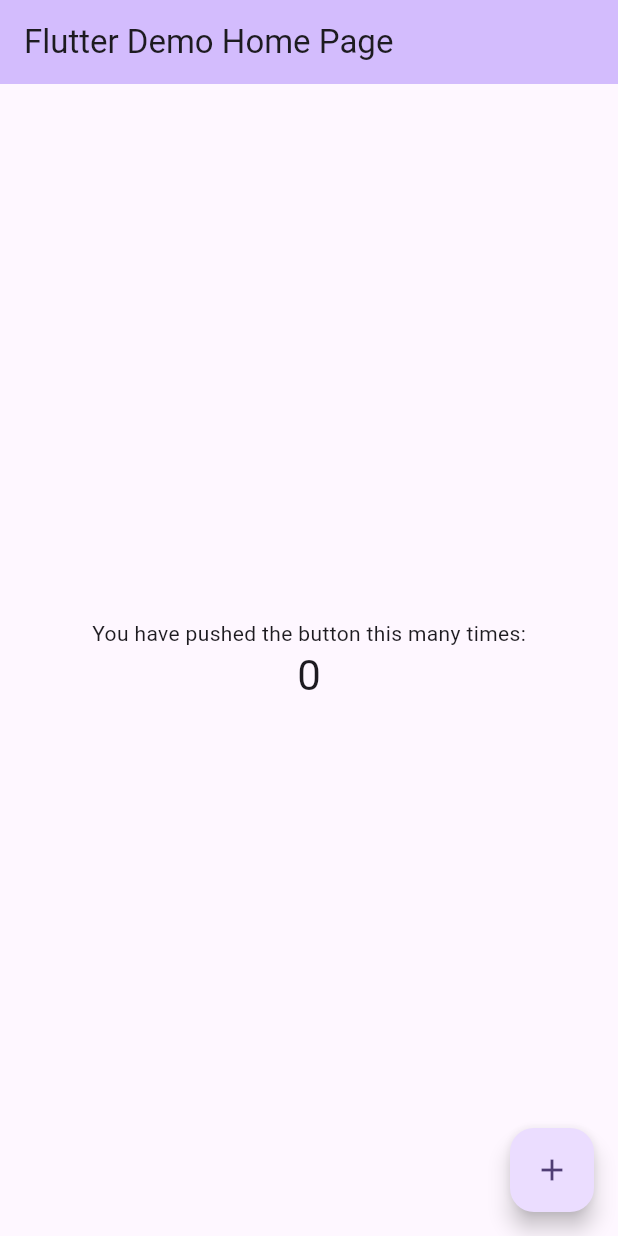
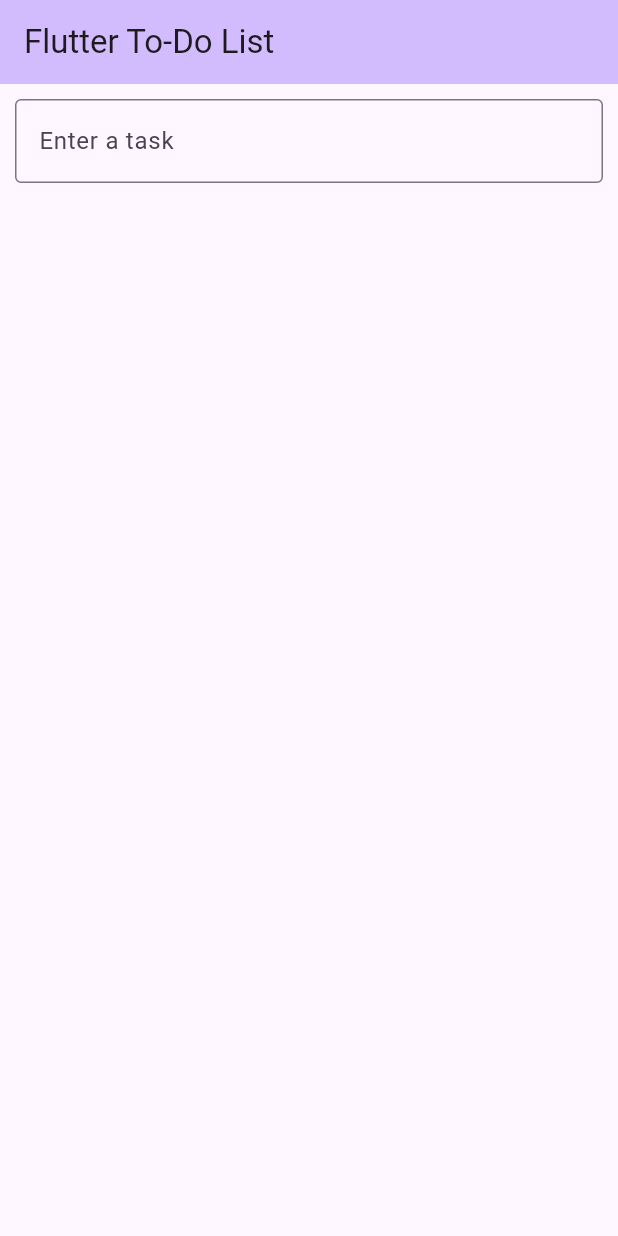
Before and after one commit to navedn/fluttertodo, a Flutter app: the screen it shows after launch, on a phone screen of 412 x 824 dp. Run offline on Flutter 3.47's test engine with Material 3 defaults, Android fonts, the phone set to English and light mode, and no system bars.

Commit message:
Sets up text field

```diff
--- a/lib/main.dart
+++ b/lib/main.dart
@@ -6,47 +6,21 @@ void main() {
 
 class MyApp extends StatelessWidget {
   const MyApp({super.key});
-
-  // This widget is the root of your application.
   @override
   Widget build(BuildContext context) {
     return MaterialApp(
       title: 'Flutter Demo',
       theme: ThemeData(
-        // This is the theme of your application.
-        //
-        // TRY THIS: Try running your application with "flutter run". You'll see
-        // the application has a purple toolbar. Then, without quitting the app,
-        // try changing the seedColor in the colorScheme below to Colors.green
-        // and then invoke "hot reload" (save your changes or press the "hot
-        // reload" button in a Flutter-supported IDE, or press "r" if you used
-        // the command line to start the app).
-        //
-        // Notice that the counter didn't reset back to zero; the application
-        // state is not lost during the reload. To reset the state, use hot
-        // restart instead.
-        //
-        // This works for code too, not just values: Most code changes can be
-        // tested with just a hot reload.
         colorScheme: ColorScheme.fromSeed(seedColor: Colors.deepPurple),
         useMaterial3: true,
       ),
-      home: const MyHomePage(title: 'Flutter Demo Home Page'),
+      home: const MyHomePage(title: 'Flutter To-Do List'),
     );
   }
 }
 
 class MyHomePage extends StatefulWidget {
   const MyHomePage({super.key, required this.title});
-
-  // This widget is the home page of your application. It is stateful, meaning
-  // that it has a State object (defined below) that contains fields that affect
-  // how it looks.
-
-  // This class is the configuration for the state. It holds the values (in this
-  // case the title) provided by the parent (in this case the App widget) and
-  // used by the build method of the State. Fields in a Widget subclass are
-  // always marked "final".
 
   final String title;
 
@@ -56,70 +30,36 @@ class MyHomePage extends StatefulWidget {
 
 class _MyHomePageState extends State<MyHomePage> {
   int _counter = 0;
+  final TextEditingController _controller = TextEditingController();
+  List<String> _toDoList = [];
 
   void _incrementCounter() {
     setState(() {
-      // This call to setState tells the Flutter framework that something has
-      // changed in this State, which causes it to rerun the build method below
-      // so that the display can reflect the updated values. If we changed
-      // _counter without calling setState(), then the build method would not be
-      // called again, and so nothing would appear to happen.
       _counter++;
     });
   }
 
   @override
   Widget build(BuildContext context) {
-    // This method is rerun every time setState is called, for instance as done
-    // by the _incrementCounter method above.
-    //
-    // The Flutter framework has been optimized to make rerunning build methods
-    // fast, so that you can just rebuild anything that needs updating rather
-    // than having to individually change instances of widgets.
     return Scaffold(
       appBar: AppBar(
-        // TRY THIS: Try changing the color here to a specific color (to
-        // Colors.amber, perhaps?) and trigger a hot reload to see the AppBar
-        // change color while the other colors stay the same.
         backgroundColor: Theme.of(context).colorScheme.inversePrimary,
-        // Here we take the value from the MyHomePage object that was created by
-        // the App.build method, and use it to set our appbar title.
         title: Text(widget.title),
       ),
-      body: Center(
-        // Center is a layout widget. It takes a single child and positions it
-        // in the middle of the parent.
+      body: Padding(
+        padding: const EdgeInsets.all(10.0),
         child: Column(
-          // Column is also a layout widget. It takes a list of children and
-          // arranges them vertically. By default, it sizes itself to fit its
-          // children horizontally, and tries to be as tall as its parent.
-          //
-          // Column has various properties to control how it sizes itself and
-          // how it positions its children. Here we use mainAxisAlignment to
-          // center the children vertically; the main axis here is the vertical
-          // axis because Columns are vertical (the cross axis would be
-          // horizontal).
-          //
-          // TRY THIS: Invoke "debug painting" (choose the "Toggle Debug Paint"
-          // action in the IDE, or press "p" in the console), to see the
-          // wireframe for each widget.
-          mainAxisAlignment: MainAxisAlignment.center,
           children: <Widget>[
-            const Text(
-              'You have pushed the button this many times:',
-            ),
-            Text(
-              '$_counter',
-              style: Theme.of(context).textTheme.headlineMedium,
+            TextField(
+              controller: _controller,
+              decoration: InputDecoration(
+                labelText: 'Enter a task',
+                border: OutlineInputBorder(),
+              ),
             ),
           ],
         ),
       ),
-      floatingActionButton: FloatingActionButton(
-        onPressed: _incrementCounter,
-        tooltip: 'Increment',
-        child: const Icon(Icons.add),
-      ), // This trailing comma makes auto-formatting nicer for build methods.
     );
   }
 }
```
